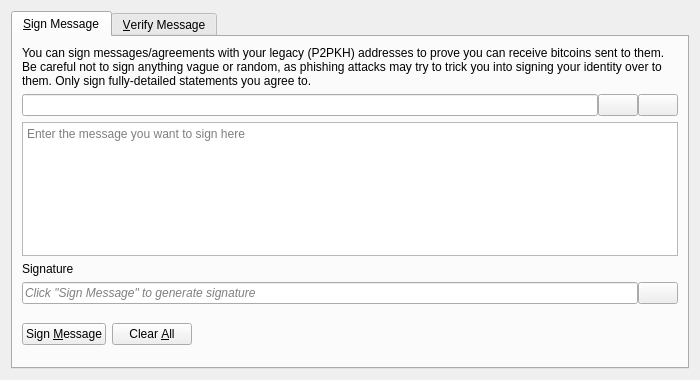
Above: src/qt/forms/signverifymessagedialog.ui from BitgesellOfficial/bitgesell before the change. Below: the same form after it.
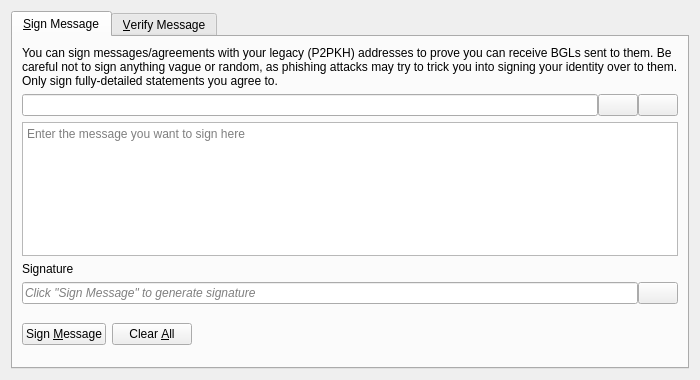
That is the form after the change. Icons and pictures are not drawn. Custom widgets are drawn as their Qt base class.

Patch:
```diff
--- a/src/qt/forms/signverifymessagedialog.ui
+++ b/src/qt/forms/signverifymessagedialog.ui
@@ -30,7 +30,7 @@
        <item>
         <widget class="QLabel" name="infoLabel_SM">
          <property name="text">
-          <string>You can sign messages/agreements with your legacy (P2PKH) addresses to prove you can receive bitcoins sent to them. Be careful not to sign anything vague or random, as phishing attacks may try to trick you into signing your identity over to them. Only sign fully-detailed statements you agree to.</string>
+          <string>You can sign messages/agreements with your legacy (P2PKH) addresses to prove you can receive BGLs sent to them. Be careful not to sign anything vague or random, as phishing attacks may try to trick you into signing your identity over to them. Only sign fully-detailed statements you agree to.</string>
          </property>
          <property name="textFormat">
           <enum>Qt::PlainText</enum>
```
